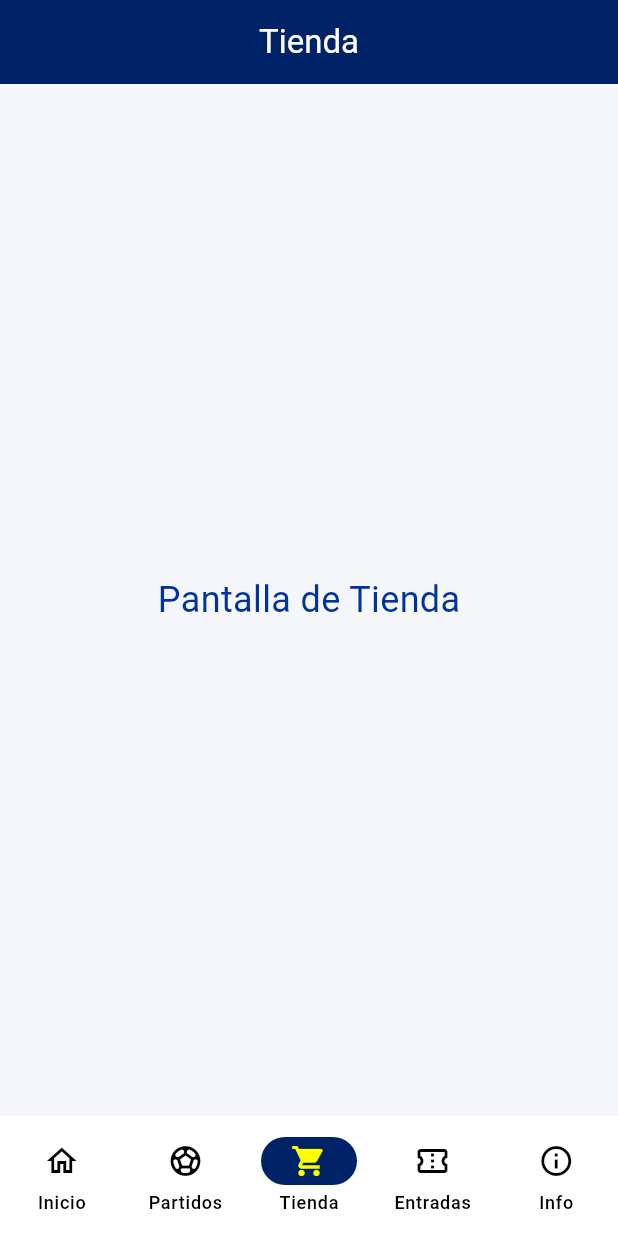
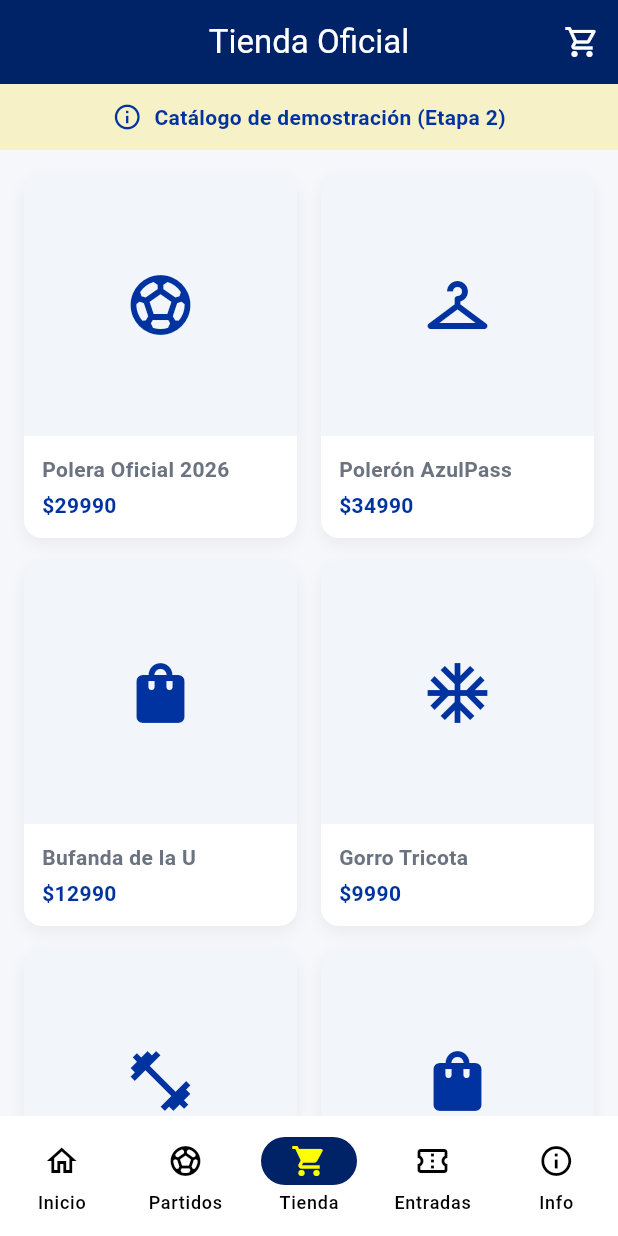
Before and after one commit to jjoseandrees/azulpass, a Flutter app: the ShopScreen screen opened by its route, on a phone screen of 412 x 824 dp. Run offline on Flutter 3.47's test engine with Material 3 defaults, Android fonts, the phone set to English and light mode, and no system bars; our stand-ins replace equatable, flutter_riverpod, get_it, go_router, injectable, riverpod_annotation; generated files the repository leaves out were written again.

Commit message:
feat: implement Shop screen foundation with mock catalog for Phase 2

```diff
--- /dev/null
+++ b/azul_pass/lib/data/datasources/mock/shop_mock_datasource.dart
@@ -0,0 +1,13 @@
+class ShopMockDataSource {
+  Future<List<Map<String, dynamic>>> getCatalog() async {
+    await Future.delayed(const Duration(milliseconds: 500));
+    return [
+      {"id": "p1", "name": "Polera Oficial 2026", "price": 29990, "category": "Poleras", "iconName": "sports_soccer"},
+      {"id": "p2", "name": "Polerón AzulPass", "price": 34990, "category": "Polerones", "iconName": "checkroom"},
+      {"id": "p3", "name": "Bufanda de la U", "price": 12990, "category": "Accesorios", "iconName": "scarf"}, // Usaremos un icono fallback
+      {"id": "p4", "name": "Gorro Tricota", "price": 9990, "category": "Accesorios", "iconName": "winter_sports"},
+      {"id": "p5", "name": "Polera Entrenamiento", "price": 19990, "category": "Poleras", "iconName": "fitness_center"},
+      {"id": "p6", "name": "Mochila Oficial", "price": 24990, "category": "Accesorios", "iconName": "backpack"},
+    ];
+  }
+}
--- /dev/null
+++ b/azul_pass/lib/domain/entities/product_entity.dart
@@ -0,0 +1,20 @@
+import 'package:equatable/equatable.dart';
+
+class ProductEntity extends Equatable {
+  final String id;
+  final String name;
+  final double price;
+  final String category; // Ej: "Poleras", "Accesorios"
+  final String iconName; // Usaremos nombres de iconos de Material para simular las imágenes
+
+  const ProductEntity({
+    required this.id,
+    required this.name,
+    required this.price,
+    required this.category,
+    required this.iconName,
+  });
+
+  @override
+  List<Object?> get props => [id, name, price, category, iconName];
+}
--- /dev/null
+++ b/azul_pass/lib/domain/repositories/shop_repository.dart
@@ -0,0 +1,5 @@
+import '../../domain/entities/product_entity.dart';
+
+abstract class ShopRepository {
+Future<List<ProductEntity>> getCatalog();
+}
--- a/azul_pass/lib/presentation/features/shop/view/shop_screen.dart
+++ b/azul_pass/lib/presentation/features/shop/view/shop_screen.dart
@@ -1,16 +1,133 @@
 import 'package:flutter/material.dart';
+import 'package:flutter_riverpod/flutter_riverpod.dart';
 import '../../../../core/theme/app_colors.dart';
+import '../viewmodel/shop_viewmodel.dart';
 
-class ShopScreen extends StatelessWidget {
+class ShopScreen extends ConsumerWidget {
   const ShopScreen({super.key});
 
   @override
-  Widget build(BuildContext context) {
+  Widget build(BuildContext context, WidgetRef ref) {
+    final catalogAsync = ref.watch(catalogProvider);
+
     return Scaffold(
-      appBar: AppBar(title: const Text('Tienda')),
-      body: const Center(
-        child: Text('Pantalla de Tienda', style: TextStyle(fontSize: 24, color: AppColors.primaryBlue)),
+      appBar: AppBar(
+        title: const Text('Tienda Oficial'),
+        actions: [
+          IconButton(
+            icon: const Icon(Icons.shopping_cart_outlined),
+            onPressed: () {
+              ScaffoldMessenger.of(context).showSnackBar(
+                const SnackBar(content: Text('Carrito disponible en la Etapa 2')),
+              );
+            },
+          ),
+        ],
+      ),
+      body: catalogAsync.when(
+        loading: () => const Center(child: CircularProgressIndicator(color: AppColors.primaryBlue)),
+        error: (err, _) => Center(child: Text('Error: $err')),
+        data: (products) => Column(
+          children: [
+            // Banner de "Etapa 2"
+            Container(
+              width: double.infinity,
+              padding: const EdgeInsets.all(12),
+              color: AppColors.accentGold.withValues(alpha: 0.2),
+              child: const Row(
+                mainAxisAlignment: MainAxisAlignment.center,
+                children: [
+                  Icon(Icons.info_outline, color: AppColors.primaryBlue, size: 20),
+                  SizedBox(width: 8),
+                  Text(
+                    'Catálogo de demostración (Etapa 2)',
+                    style: TextStyle(color: AppColors.primaryBlue, fontWeight: FontWeight.w600),
+                  ),
+                ],
+              ),
+            ),
+            Expanded(
+              child: GridView.builder(
+                padding: const EdgeInsets.all(16),
+                gridDelegate: const SliverGridDelegateWithFixedCrossAxisCount(
+                  crossAxisCount: 2,
+                  childAspectRatio: 0.75,
+                  crossAxisSpacing: 16,
+                  mainAxisSpacing: 16,
+                ),
+                itemCount: products.length,
+                itemBuilder: (context, index) {
+                  return _ProductCard(product: products[index]);
+                },
+              ),
+            ),
+          ],
+        ),
       ),
     );
   }
 }
+
+class _ProductCard extends StatelessWidget {
+  final dynamic product; // ProductEntity
+  const _ProductCard({required this.product});
+
+  @override
+  Widget build(BuildContext context) {
+    // Mapeo simple de nombres de iconos (en una app real usaríamos imágenes)
+    IconData getIcon(String name) {
+      switch (name) {
+        case 'sports_soccer': return Icons.sports_soccer;
+        case 'checkroom': return Icons.checkroom;
+        case 'fitness_center': return Icons.fitness_center;
+        case 'winter_sports': return Icons.ac_unit;
+        default: return Icons.shopping_bag;
+      }
+    }
+
+    return Container(
+      decoration: BoxDecoration(
+        color: AppColors.surface,
+        borderRadius: BorderRadius.circular(12),
+        boxShadow: [BoxShadow(color: Colors.black.withValues(alpha: 0.05), blurRadius: 8, offset: const Offset(0, 4))],
+      ),
+      child: Column(
+        crossAxisAlignment: CrossAxisAlignment.start,
+        children: [
+          Expanded(
+            child: Container(
+              width: double.infinity,
+              decoration: BoxDecoration(
+                color: AppColors.primaryBlue.withValues(alpha: 0.05),
+                borderRadius: const BorderRadius.only(
+                  topLeft: Radius.circular(12),
+                  topRight: Radius.circular(12),
+                ),
+              ),
+              child: Icon(getIcon(product.iconName), size: 48, color: AppColors.primaryBlue),
+            ),
+          ),
+          Padding(
+            padding: const EdgeInsets.all(12),
+            child: Column(
+              crossAxisAlignment: CrossAxisAlignment.start,
+              children: [
+                Text(
+                  product.name,
+                  style: const TextStyle(fontWeight: FontWeight.bold, fontSize: 14),
+                  maxLines: 2,
+                  overflow: TextOverflow.ellipsis,
+                ),
+                const SizedBox(height: 4),
+                Text(
+                  '\$${product.price.toStringAsFixed(0)}',
+                  style: const TextStyle(color: AppColors.primaryBlue, fontWeight: FontWeight.w600),
+                ),
+              ],
+            ),
+          ),
+        ],
+      ),
+    );
+  }
+}
```
Also changed, not shown: azul_pass/lib/core/di/injection_module.dart (+9 -0 lines), azul_pass/lib/data/models/product_model.dart (added, +27 -0 lines), azul_pass/lib/data/repositories/shop_repository_impl.dart (added, +15 -0 lines), azul_pass/lib/domain/usecases/get_catalog.dart (added, +13 -0 lines), azul_pass/lib/presentation/features/shop/viewmodel/shop_viewmodel.dart (added, +12 -0 lines), azul_pass/lib/core/di/injection.config.dart, azul_pass/lib/data/repositories/ticket_repository_impl.dart (renamed from azul_pass/lib/domain/repositories/ticket_repository_impl.dart), azul_pass/lib/presentation/features/info/viewmodel/info_viewmodel.g.dart, azul_pass/lib/presentation/features/shop/viewmodel/shop_viewmodel.g.dart (added).
